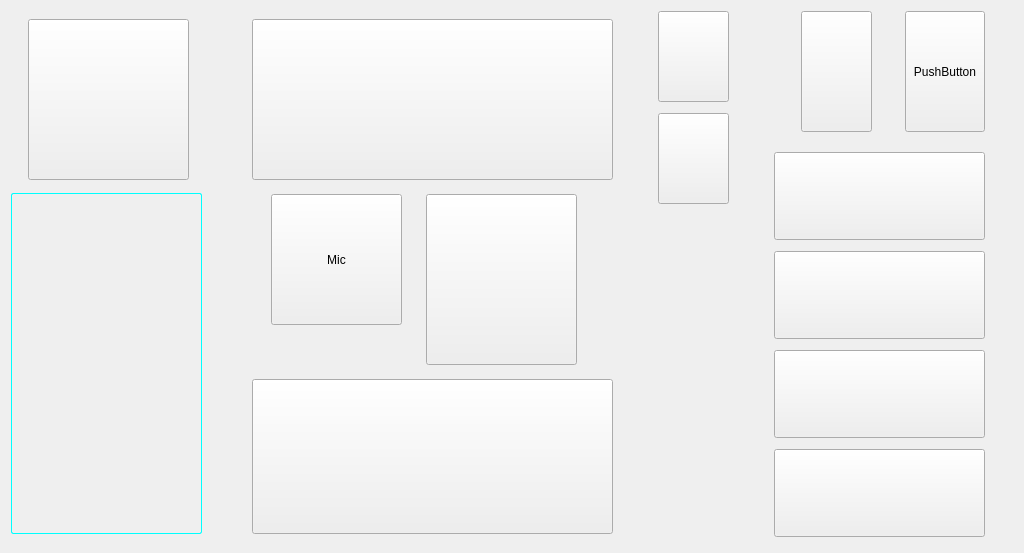
qq936859639/test2, file mainwindow.ui: the form before one commit.
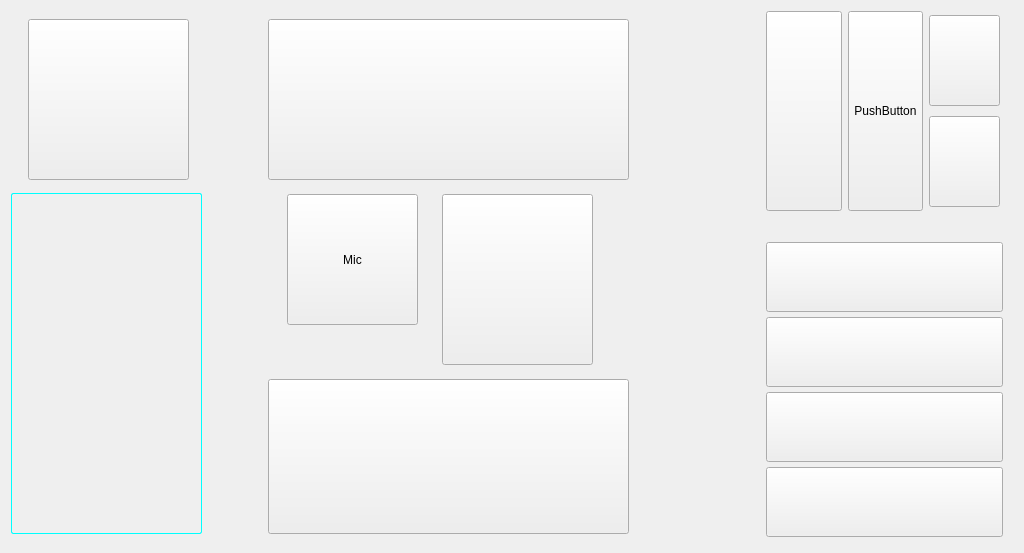
The form after the commit. Icons and pictures are not drawn.

Commit message: 20220704cjfv1.9_A311D_v1.5

Diff of the .ui file:
```diff
--- a/mainwindow.ui
+++ b/mainwindow.ui
@@ -424,75 +424,6 @@
     </item>
     <item>
      <layout class="QVBoxLayout" name="verticalLayout_5">
-      <item>
-       <layout class="QVBoxLayout" name="verticalLayout_4">
-        <item>
-         <widget class="QPushButton" name="btgps">
-          <property name="minimumSize">
-           <size>
-            <width>71</width>
-            <height>91</height>
-           </size>
-          </property>
-          <property name="cursor">
-           <cursorShape>PointingHandCursor</cursorShape>
-          </property>
-          <property name="styleSheet">
-           <string notr="true">QPushButton{
-border-image: url(:/image/res/image/sensor.png);
-}
-
-QPushButton:pressed{
-border-width:3px;
-border-image: url(:/image/res/image/sensor.png) 0 0 3 0;
-}</string>
-          </property>
-          <property name="text">
-           <string/>
-          </property>
-         </widget>
-        </item>
-        <item>
-         <spacer name="verticalSpacer_9">
-          <property name="orientation">
-           <enum>Qt::Vertical</enum>
-          </property>
-          <property name="sizeHint" stdset="0">
-           <size>
-            <width>20</width>
-            <height>5</height>
-           </size>
-          </property>
-         </spacer>
-        </item>
-        <item>
-         <widget class="QPushButton" name="btsonor">
-          <property name="minimumSize">
-           <size>
-            <width>71</width>
-            <height>91</height>
-           </size>
-          </property>
-          <property name="cursor">
-           <cursorShape>PointingHandCursor</cursorShape>
-          </property>
-          <property name="styleSheet">
-           <string notr="true">QPushButton{
-border-image: url(:/image/res/image/sensor.png);
-}
-
-QPushButton:pressed{
-border-width:3px;
-border-image: url(:/image/res/image/sensor.png) 0 0 3 0;
-}</string>
-          </property>
-          <property name="text">
-           <string/>
-          </property>
-         </widget>
-        </item>
-       </layout>
-      </item>
       <item>
        <spacer name="verticalSpacer_10">
         <property name="orientation">
@@ -524,26 +455,13 @@
     <item>
      <layout class="QVBoxLayout" name="verticalLayout_7">
       <item>
-       <layout class="QHBoxLayout" name="horizontalLayout_3">
-        <item>
-         <spacer name="horizontalSpacer_4">
-          <property name="orientation">
-           <enum>Qt::Horizontal</enum>
-          </property>
-          <property name="sizeHint" stdset="0">
-           <size>
-            <width>17</width>
-            <height>20</height>
-           </size>
-          </property>
-         </spacer>
-        </item>
+       <layout class="QHBoxLayout" name="horizontalLayout_3" stretch="1,1,0,0">
         <item>
          <widget class="QPushButton" name="btspeaker">
           <property name="minimumSize">
            <size>
             <width>71</width>
-            <height>121</height>
+            <height>200</height>
            </size>
           </property>
           <property name="cursor">
@@ -564,25 +482,12 @@
           </property>
          </widget>
         </item>
-        <item>
-         <spacer name="horizontalSpacer_3">
-          <property name="orientation">
-           <enum>Qt::Horizontal</enum>
-          </property>
-          <property name="sizeHint" stdset="0">
-           <size>
-            <width>18</width>
-            <height>20</height>
-           </size>
-          </property>
-         </spacer>
-        </item>
         <item>
          <widget class="QPushButton" name="btspeaker2">
           <property name="minimumSize">
            <size>
-            <width>70</width>
-            <height>121</height>
+            <width>60</width>
+            <height>200</height>
            </size>
           </property>
           <property name="cursor">
@@ -603,6 +508,62 @@
           </property>
          </widget>
         </item>
+        <item>
+         <layout class="QVBoxLayout" name="verticalLayout_4">
+          <item>
+           <widget class="QPushButton" name="btgps">
+            <property name="minimumSize">
+             <size>
+              <width>71</width>
+              <height>91</height>
+             </size>
+            </property>
+            <property name="cursor">
+             <cursorShape>PointingHandCursor</cursorShape>
+            </property>
+            <property name="styleSheet">
+             <string notr="true">QPushButton{
+border-image: url(:/image/res/image/sensor.png);
+}
+
+QPushButton:pressed{
+border-width:3px;
+border-image: url(:/image/res/image/sensor.png) 0 0 3 0;
+}</string>
+            </property>
+            <property name="text">
+             <string/>
+            </property>
+           </widget>
+          </item>
+          <item>
+           <widget class="QPushButton" name="btsonor">
+            <property name="minimumSize">
+             <size>
+              <width>71</width>
+              <height>91</height>
+             </size>
+            </property>
+            <property name="cursor">
+             <cursorShape>PointingHandCursor</cursorShape>
+            </property>
+            <property name="styleSheet">
+             <string notr="true">QPushButton{
+border-image: url(:/image/res/image/sensor.png);
+}
+
+QPushButton:pressed{
+border-width:3px;
+border-image: url(:/image/res/image/sensor.png) 0 0 3 0;
+}</string>
+            </property>
+            <property name="text">
+             <string/>
+            </property>
+           </widget>
+          </item>
+         </layout>
+        </item>
         <item>
          <spacer name="horizontalSpacer_5">
           <property name="orientation">
@@ -610,7 +571,7 @@
           </property>
           <property name="sizeHint" stdset="0">
            <size>
-            <width>28</width>
+            <width>13</width>
             <height>20</height>
            </size>
           </property>
@@ -626,21 +587,54 @@
         <property name="sizeHint" stdset="0">
          <size>
           <width>20</width>
-          <height>5</height>
+          <height>13</height>
          </size>
         </property>
        </spacer>
       </item>
       <item>
-       <layout class="QHBoxLayout" name="horizontalLayout_4">
+       <layout class="QHBoxLayout" name="horizontalLayout_4" stretch="10,0">
         <item>
          <layout class="QVBoxLayout" name="verticalLayout_6">
+          <property name="spacing">
+           <number>0</number>
+          </property>
+          <property name="leftMargin">
+           <number>0</number>
+          </property>
+          <property name="topMargin">
+           <number>0</number>
+          </property>
+          <property name="rightMargin">
+           <number>0</number>
+          </property>
+          <property name="bottomMargin">
+           <number>0</number>
+          </property>
           <item>
            <widget class="QPushButton" name="btiotdht">
+            <property name="sizePolicy">
+             <sizepolicy hsizetype="Minimum" vsizetype="Fixed">
+              <horstretch>0</horstretch>
+              <verstretch>0</verstretch>
+             </sizepolicy>
+            </property>
             <property name="minimumSize">
              <size>
-              <width>211</width>
-              <height>88</height>
+              <width>220</width>
+              <height>70</height>
+             </size>
+            </property>
+            <property name="sizeIncrement">
+             <size>
+              <width>0</width>
+              <height>0</height>
+             </size>
+            </property>
+            <property name="baseSize">
+             <size>
+              <width>0</width>
+              <height>0</height>
              </size>
             </property>
             <property name="cursor">
@@ -679,7 +673,7 @@
             <property name="minimumSize">
              <size>
               <width>211</width>
-              <height>88</height>
+              <height>70</height>
              </size>
             </property>
             <property name="cursor">
@@ -718,7 +712,7 @@
             <property name="minimumSize">
              <size>
               <width>211</width>
-              <height>88</height>
+              <height>70</height>
              </size>
             </property>
             <property name="cursor">
@@ -757,7 +751,7 @@
             <property name="minimumSize">
              <size>
               <width>211</width>
-              <height>88</height>
+              <height>70</height>
              </size>
             </property>
             <property name="cursor">
@@ -800,7 +794,7 @@
           </property>
           <property name="sizeHint" stdset="0">
            <size>
-            <width>28</width>
+            <width>10</width>
             <height>20</height>
            </size>
           </property>
```
